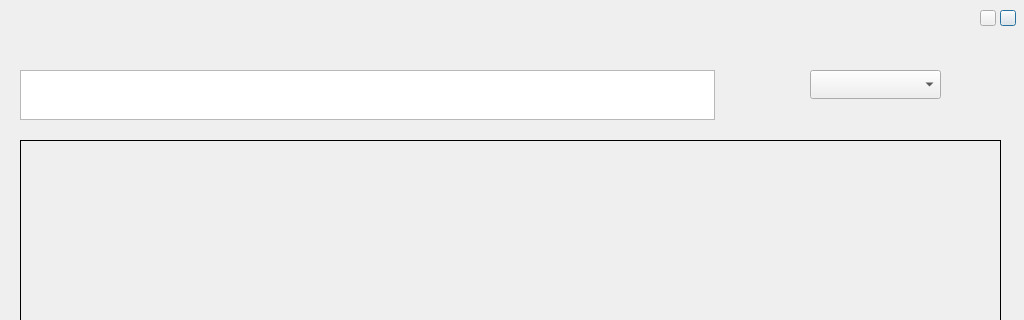
This is src/configure.ui in oddukgi/QtQik as Qt 5 draws it before an edit; both pictures show x 0 to 1024 and y 0 to 320 of the 1024 by 768 pixel window. The edited form follows.
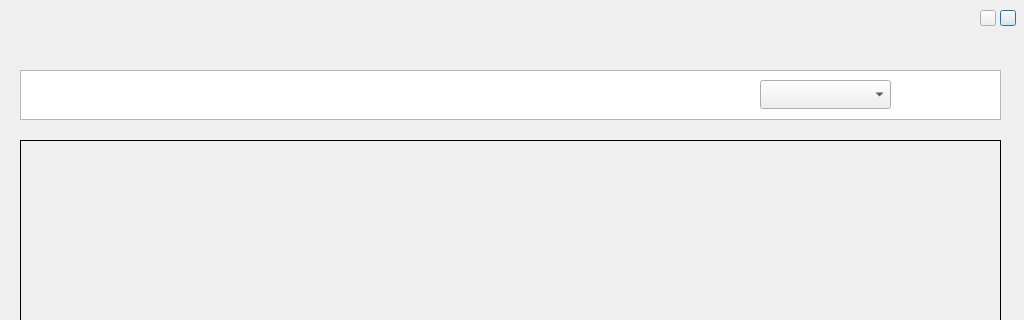
This is the edited form. Icons and pictures are not drawn.

```diff
--- a/src/configure.ui
+++ b/src/configure.ui
@@ -28,7 +28,7 @@
   <widget class="QLabel" name="Accound_Label">
    <property name="geometry">
     <rect>
-     <x>720</x>
+     <x>680</x>
      <y>70</y>
      <width>41</width>
      <height>50</height>
@@ -53,8 +53,8 @@
   <widget class="QComboBox" name="Admin_Combo">
    <property name="geometry">
     <rect>
-     <x>810</x>
-     <y>70</y>
+     <x>760</x>
+     <y>80</y>
      <width>131</width>
      <height>29</height>
     </rect>
@@ -65,7 +65,7 @@
     <rect>
      <x>20</x>
      <y>70</y>
-     <width>695</width>
+     <width>981</width>
      <height>50</height>
     </rect>
    </property>
@@ -77,7 +77,7 @@
    </property>
    <property name="maximumSize">
     <size>
-     <width>695</width>
+     <width>1005</width>
      <height>50</height>
     </size>
    </property>
@@ -150,6 +150,12 @@
     <enum>QFrame::Box</enum>
    </property>
   </widget>
+  <zorder>listWidget</zorder>
+  <zorder>PushBtn_Exit</zorder>
+  <zorder>PushBtn_Min</zorder>
+  <zorder>stackedWidget</zorder>
+  <zorder>Admin_Combo</zorder>
+  <zorder>Accound_Label</zorder>
  </widget>
  <tabstops>
   <tabstop>listWidget</tabstop>
```
